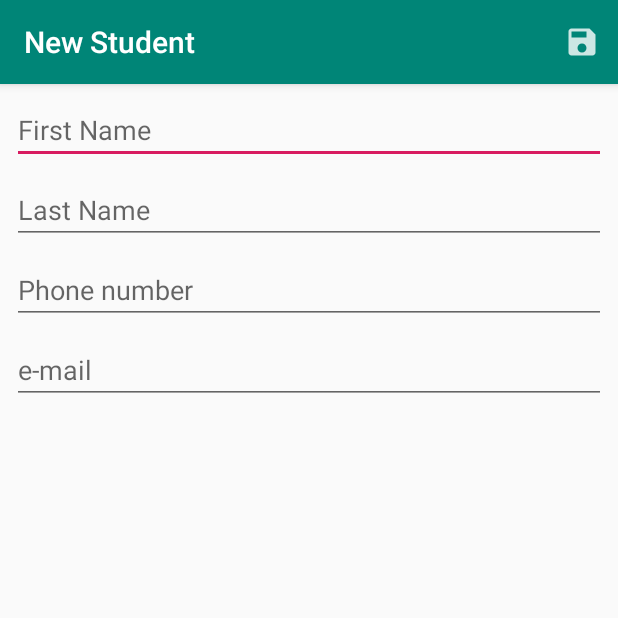
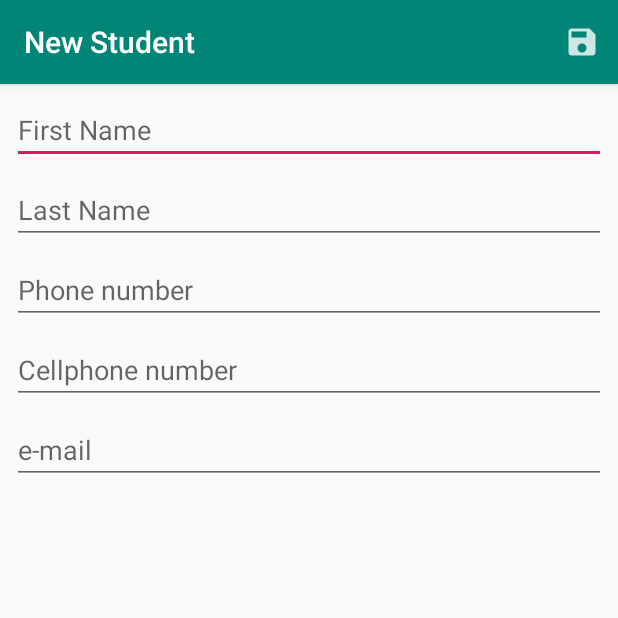
Before and after one commit to MimMarcelo/alura-room, an Android app: the StudentFormActivity screen opened directly, with no data from a screen before it, on a phone screen of 412 x 824 dp, the top half of it. Run offline under Robolectric (Android 15) with nearby library versions, the phone set to English and light mode, and no system bars; our stand-ins replace Room's generated code.

Commit message:
Separada a entidade Phone de Student, e seu relacionamento de consulta... os demais ainda estão em andamento

```diff
--- /dev/null
+++ b/app/src/main/java/br/com/alura/agenda/database/dao/PhoneDao.java
@@ -0,0 +1,21 @@
+package br.com.alura.agenda.database.dao;
+
+import androidx.room.Dao;
+import androidx.room.Query;
+
+import br.com.alura.agenda.model.Phone;
+
+@Dao
+public interface PhoneDao {
+    //Exemplo JOIN
+//    @Query("SELECT p.* " +
+//            "FROM Phone p " +
+//            "JOIN Student s ON p.studentId=s.id " +
+//            "WHERE p.studentId=:studentId " +
+//            "LIMIT 1")
+    @Query("SELECT * " +
+            "FROM Phone p " +
+            "WHERE p.studentId=:studentId " +
+            "LIMIT 1")
+    Phone getFirstPhone(int studentId);
+}
--- a/app/src/main/java/br/com/alura/agenda/database/dao/StudentDao.java
+++ b/app/src/main/java/br/com/alura/agenda/database/dao/StudentDao.java
@@ -22,7 +22,7 @@ public abstract class StudentDao {
         insert(student);
     }
 
-    @Query("SELECT s.id, s.firstName, s.lastName, s.phone, s.email, s.createdAt FROM Student s ORDER BY s.firstName")
+    @Query("SELECT s.id, s.firstName, s.lastName, s.email, s.createdAt FROM Student s ORDER BY s.firstName")
     public abstract List<Student> all();
 
     @Delete
--- /dev/null
+++ b/app/src/main/java/br/com/alura/agenda/model/PhoneType.java
@@ -0,0 +1,5 @@
+package br.com.alura.agenda.model;
+
+public enum PhoneType {
+    PHONE, CELLPHONE
+}
--- a/app/src/main/java/br/com/alura/agenda/ui/activity/StudentFormActivity.java
+++ b/app/src/main/java/br/com/alura/agenda/ui/activity/StudentFormActivity.java
@@ -22,6 +22,7 @@ public class StudentFormActivity extends AppCompatActivity {
     private EditText edtFirstName;
     private EditText edtLastName;
     private EditText edtPhone;
+    private EditText edtCellPhone;
     private EditText edtEmail;
 
     @Override
@@ -56,6 +57,7 @@ public class StudentFormActivity extends AppCompatActivity {
         edtFirstName = findViewById(R.id.edt_student_first_name);
         edtLastName = findViewById(R.id.edt_student_last_name);
         edtPhone = findViewById(R.id.edt_student_phone);
+        edtCellPhone = findViewById(R.id.edt_student_cellphone);
         edtEmail = findViewById(R.id.edt_student_email);
     }
 
@@ -66,7 +68,8 @@ public class StudentFormActivity extends AppCompatActivity {
             if (student != null) {
                 edtFirstName.setText(student.getFirstName());
                 edtLastName.setText(student.getLastName());
-                edtPhone.setText(student.getPhone());
+//                edtPhone.setText(student.getPhone());
+//                edtCellPhone.setText(student.getCellPhone());
                 edtEmail.setText(student.getEmail());
             }
         }
@@ -76,11 +79,13 @@ public class StudentFormActivity extends AppCompatActivity {
         String firstName = edtFirstName.getText().toString();
         String lastName = edtLastName.getText().toString();
         String phone = edtPhone.getText().toString();
+        String cellPhone = edtCellPhone.getText().toString();
         String email = edtEmail.getText().toString();
 
         student.setFirstName(firstName);
         student.setLastName(lastName);
-        student.setPhone(phone);
+//        student.setPhone(phone);
+//        student.setCellPhone(cellPhone);
         student.setEmail(email);
 
         dao.save(student);
--- a/app/src/main/res/layout/activity_student_form.xml
+++ b/app/src/main/res/layout/activity_student_form.xml
@@ -29,6 +29,14 @@
         android:layout_height="wrap_content"
         android:importantForAutofill="no" />
 
+    <EditText android:id="@+id/edt_student_cellphone"
+        android:layout_width="match_parent"
+        android:layout_marginBottom="@dimen/margin_small"
+        android:hint="@string/hint_cellphone"
+        android:inputType="phone"
+        android:layout_height="wrap_content"
+        android:importantForAutofill="no" />
+
     <EditText android:id="@+id/edt_student_email"
         android:layout_width="match_parent"
         android:layout_marginBottom="@dimen/margin_small"
--- a/app/src/main/res/values/strings.xml
+++ b/app/src/main/res/values/strings.xml
@@ -13,4 +13,5 @@
     <string name="question_to_confirm_student_removal">Do you really want to remove the student?</string>
     <string name="yes">Yes</string>
     <string name="no">No</string>
+    <string name="hint_cellphone">Cellphone number</string>
 </resources>
```
Also changed, not shown: app/src/main/java/br/com/alura/agenda/database/AgendaDatabase.java (+50 -5 lines), app/src/main/java/br/com/alura/agenda/database/converter/PhoneTypeConverter.java (added, +24 -0 lines), app/src/main/java/br/com/alura/agenda/model/Phone.java (added, +55 -0 lines), app/src/main/java/br/com/alura/agenda/model/Student.java (+1 -10 lines), app/src/main/java/br/com/alura/agenda/ui/adapter/StudentsAdapter.java (+7 -1 lines).
